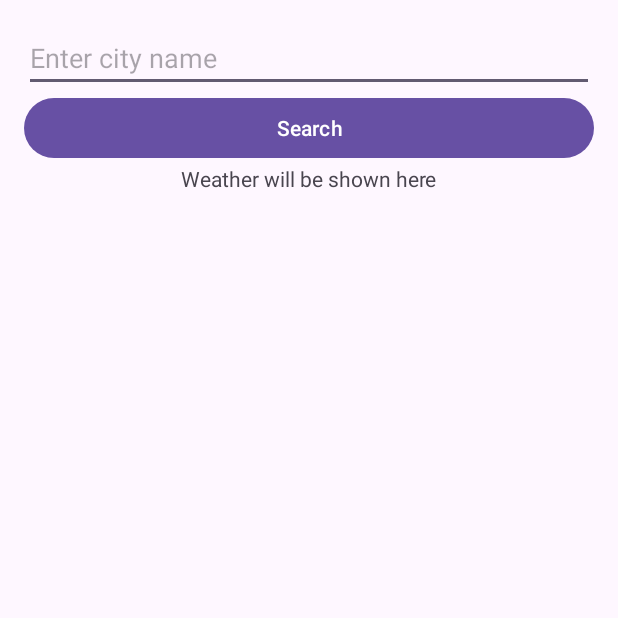
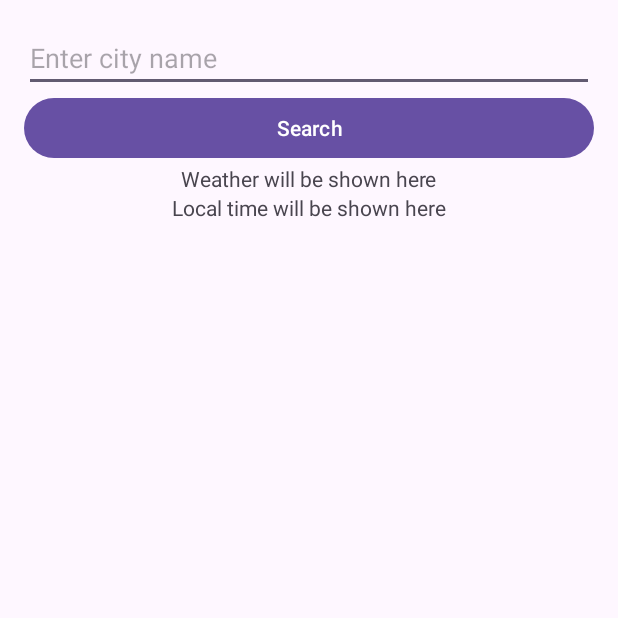
Before and after one commit to arincatlamaz/WeatherApp, an Android app: the screen it shows after launch (MainActivity), on a phone screen of 412 x 824 dp, the top half of it. Run offline under Robolectric (Android 15) with nearby library versions, the phone set to English and light mode, and no system bars; our stand-ins replace Dagger/Hilt's generated code.

```diff
--- a/app/src/main/res/layout/fragment_weather.xml
+++ b/app/src/main/res/layout/fragment_weather.xml
@@ -10,7 +10,7 @@
         android:id="@+id/cityNameInput"
         android:layout_width="0dp"
         android:layout_height="wrap_content"
-        android:hint="Enter city name"
+        android:hint="@string/enter_city_name"
         app:layout_constraintTop_toTopOf="parent"
         app:layout_constraintStart_toStartOf="parent"
         app:layout_constraintEnd_toEndOf="parent" />
@@ -19,7 +19,7 @@
         android:id="@+id/searchButton"
         android:layout_width="0dp"
         android:layout_height="wrap_content"
-        android:text="Search"
+        android:text="@string/search"
         app:layout_constraintTop_toBottomOf="@id/cityNameInput"
         app:layout_constraintStart_toStartOf="parent"
         app:layout_constraintEnd_toEndOf="parent" />
@@ -28,9 +28,18 @@
         android:id="@+id/weatherTextView"
         android:layout_width="wrap_content"
         android:layout_height="wrap_content"
-        android:text="Weather will be shown here"
+        android:text="@string/weather_will_be_shown_here"
         app:layout_constraintTop_toBottomOf="@id/searchButton"
         app:layout_constraintStart_toStartOf="parent"
         app:layout_constraintEnd_toEndOf="parent" />
 
+    <TextView
+        android:id="@+id/timeTextView"
+        android:layout_width="wrap_content"
+        android:layout_height="wrap_content"
+        android:text="@string/local_time_will_be_shown_here"
+        app:layout_constraintTop_toBottomOf="@id/weatherTextView"
+        app:layout_constraintStart_toStartOf="parent"
+        app:layout_constraintEnd_toEndOf="parent" />
+
 </androidx.constraintlayout.widget.ConstraintLayout>
--- a/app/src/main/res/values/strings.xml
+++ b/app/src/main/res/values/strings.xml
@@ -2,4 +2,8 @@
     <string name="app_name">WeatherApp</string>
     <!-- TODO: Remove or change this placeholder text -->
     <string name="hello_blank_fragment">Hello blank fragment</string>
+    <string name="weather_will_be_shown_here">Weather will be shown here</string>
+    <string name="local_time_will_be_shown_here">Local time will be shown here</string>
+    <string name="search">Search</string>
+    <string name="enter_city_name">Enter city name</string>
 </resources>
```
Also changed, not shown: app/src/main/java/com/arincatlamaz/weatherapp/ui/WeatherFragment.kt (+8 -1 lines), app/src/main/java/com/arincatlamaz/weatherapp/utils/TimeUtils.kt (added, +25 -0 lines), app/src/main/java/com/arincatlamaz/weatherapp/vm/WeatherViewModel.kt (+16 -0 lines), data/src/main/java/com/arincatlamaz/data/WeatherResponse.kt (+13 -2 lines).
